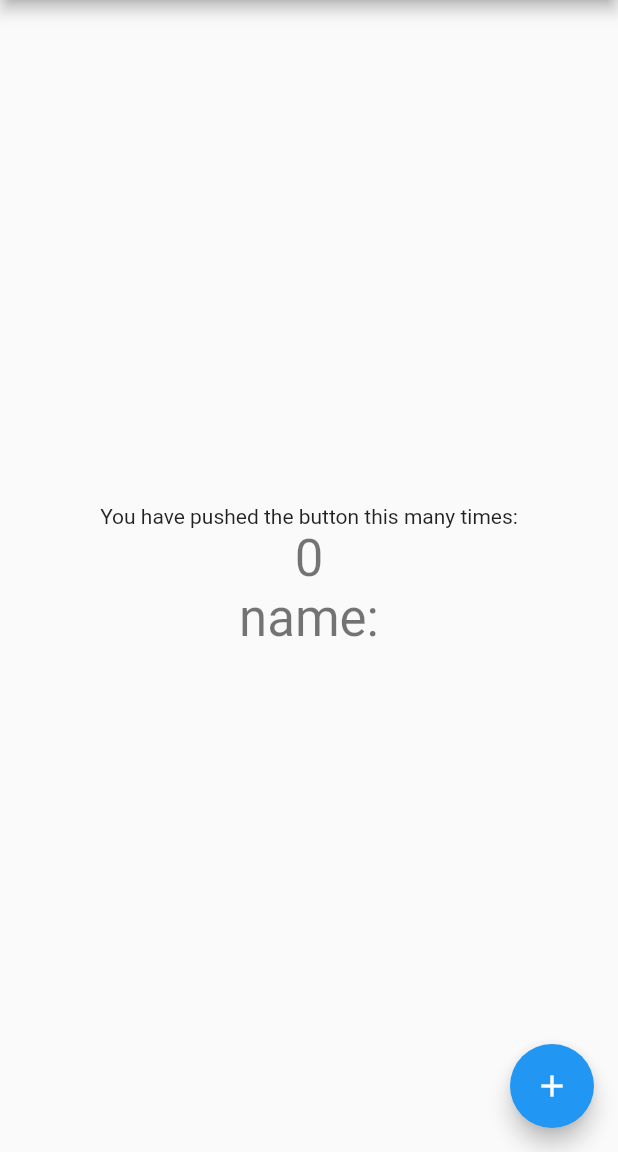
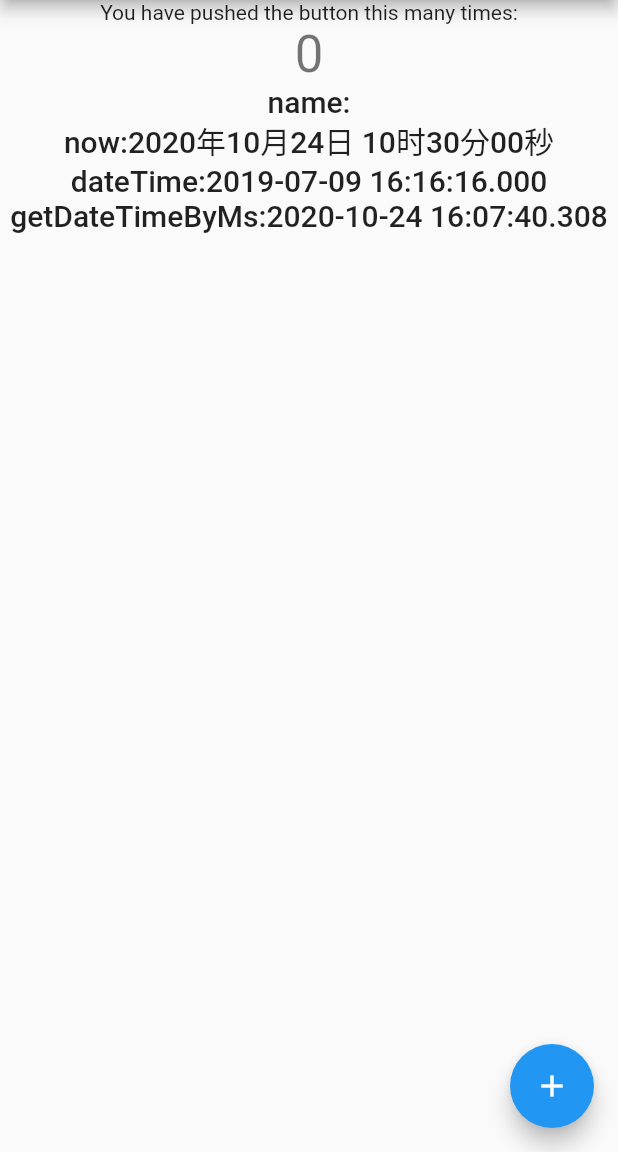
Before and after one commit to windego/windego_utils, a Flutter app: the screen it shows after launch, on a phone screen of 412 x 824 dp, the part 84-1236 px from its top. Run offline on Flutter 3.47's test engine with Material 2 defaults, Android fonts, the phone set to English and light mode, and no system bars; our stand-ins replace shared_preferences, synchronized.

Commit message:
DateUtil

```diff
--- a/example/lib/main.dart
+++ b/example/lib/main.dart
@@ -38,8 +38,11 @@ class MyHomePage extends StatefulWidget {
 
 class _MyHomePageState extends State<MyHomePage> {
   int _counter = 0;
-  String name;
+  String name, time;
+
+  DateTime dateTime;
   String spLastCounter = 'last_counter';
+  DateTime now = DateTime.now();
 
   void _incrementCounter() {
     setState(() {
@@ -84,6 +87,13 @@ class _MyHomePageState extends State<MyHomePage> {
         SpUtil.getObjList("city_list", (v) => City.fromJson(v));
     Log.d("CityList: " + (dataList == null ? "null" : dataList.toString()));
     Log.d(dataList[1].name);
+
+    time = DateUtil.formatDate('YYYY年M月d日 HH时mm分ss秒');
+
+    String dateStr = "2019-07-09 16:16:16";
+    dateTime = DateUtil.getDateTime(dateStr);
+    final millisecond = DateTime.now().millisecondsSinceEpoch;
+    Log.d('millisecond $millisecond');
   }
 
   @override
@@ -94,7 +104,7 @@ class _MyHomePageState extends State<MyHomePage> {
       ),
       body: Center(
         child: Column(
-          mainAxisAlignment: MainAxisAlignment.center,
+          mainAxisAlignment: MainAxisAlignment.start,
           children: <Widget>[
             Text(
               'You have pushed the button this many times:',
@@ -105,7 +115,19 @@ class _MyHomePageState extends State<MyHomePage> {
             ),
             Text(
               'name:$name',
-              style: Theme.of(context).textTheme.headline4,
+              style: Theme.of(context).textTheme.headline6,
+            ),
+            Text(
+              'now:$time',
+              style: Theme.of(context).textTheme.headline6,
+            ),
+            Text(
+              'dateTime:$dateTime',
+              style: Theme.of(context).textTheme.headline6,
+            ),
+            Text(
+              'getDateTimeByMs:${DateUtil.getDateTimeByMs(1603555660308)}',
+              style: Theme.of(context).textTheme.headline6,
             ),
           ],
         ),
--- /dev/null
+++ b/lib/src/date_util.dart
@@ -0,0 +1,268 @@
+/// 一些常用格式参照。可以自定义格式，例如：'YYYY/MM/dd HH:mm:ss'，'YYYY/M/d HH:mm:ss'。
+/// 格式要求
+
+// getDateTimeByMs                 : .
+// getDateMsByTimeStr              : .
+// getNowDateMs                    : 获取现在 毫秒.
+// getNowDateStr                   : 获取现在 日期字符串.(yyyy-MM-dd HH:mm:ss)
+// formatDate                      : 格式化日期 DateTime.
+// formatDateStr                   : 格式化日期 字符串.
+// formatDateMs                    : 格式化日期 毫秒.
+// getWeekday                      : 获取星期几.
+// getDayOfYear                    : 在今年的第几天.
+// isToday                         : 是否是今天.
+// isYesterday                     : 是否是昨天.
+// isWeek                          : 是否是本周.
+// yearIsEqual                     : 是否同年.
+// isLeapYear                      : 是否是闰年.
+
+/// month->days.
+Map<int, int> MONTH_DAY = {
+  1: 31,
+  2: 28,
+  3: 31,
+  4: 30,
+  5: 31,
+  6: 30,
+  7: 31,
+  8: 31,
+  9: 30,
+  10: 31,
+  11: 30,
+  12: 31,
+};
+
+/// Date Util.
+class DateUtil {
+  /// get DateTime By DateStr.
+  static DateTime getDateTime(String dateStr) {
+    DateTime dateTime = DateTime.tryParse(dateStr);
+    return dateTime;
+  }
+
+  /// format date by DateTime.
+  /// 格式要求
+  /// year -> YYYY/YY   month -> MM/M    day -> dd/d
+  /// hour -> HH/H      minute -> mm/m   second -> ss/s
+  static String formatDate(
+    String format, {
+    DateTime dateTime,
+  }) {
+    if (dateTime == null) dateTime = DateTime.now();
+
+    if (format.contains('YY')) {
+      String year = dateTime.year.toString();
+      if (format.contains('YYYY')) {
+        format = format.replaceAll('YYYY', year);
+      } else {
+        format = format.replaceAll(
+            'YY', year.substring(year.length - 2, year.length));
+      }
+    }
+
+    format = _comFormat(dateTime.month, format, 'M', 'MM');
+    format = _comFormat(dateTime.day, format, 'd', 'dd');
+    format = _comFormat(dateTime.hour, format, 'H', 'HH');
+    format = _comFormat(dateTime.minute, format, 'm', 'mm');
+    format = _comFormat(dateTime.second, format, 's', 'ss');
+    format = _comFormat(dateTime.millisecond, format, 'S', 'SSS');
+
+    return format;
+  }
+
+  /// get DateTime By Milliseconds.
+  static DateTime getDateTimeByMs(int ms, {bool isUtc = false}) {
+    return ms == null
+        ? null
+        : DateTime.fromMillisecondsSinceEpoch(ms, isUtc: isUtc);
+  }
+
+  /// get DateMilliseconds By DateStr.
+  static int getDateMsByTimeStr(String dateStr) {
+    DateTime dateTime = DateTime.tryParse(dateStr);
+    return dateTime?.millisecondsSinceEpoch;
+  }
+
+  /// get Now Date Milliseconds.
+  static int getNowDateMs() {
+    return DateTime.now().millisecondsSinceEpoch;
+  }
+
+  // /// format date by milliseconds.
+  // /// milliseconds 日期毫秒
+  // static String formatDateMs(int ms, {bool isUtc = false, String format}) {
+  //   return formatDate(getDateTimeByMs(ms, isUtc: isUtc), format: format);
+  // }
+
+  // /// format date by date str.
+  // /// dateStr 日期字符串
+  // static String formatDateStr(String dateStr, {bool isUtc, String format}) {
+  //   return formatDate(getDateTime(dateStr, isUtc: isUtc), format: format);
+  // }
+
+  /// com format.
+  static String _comFormat(
+      int value, String format, String single, String full) {
+    if (format.contains(single)) {
+      if (format.contains(full)) {
+        format =
+            format.replaceAll(full, value < 10 ? '0$value' : value.toString());
+      } else {
+        format = format.replaceAll(single, value.toString());
+      }
+    }
+    return format;
+  }
+
+  /// get WeekDay.
+  /// dateTime
+  /// isUtc
+  /// languageCode zh or en
+  /// short
+  static String getWeekday(DateTime dateTime,
+      {String languageCode = 'zh', bool short = false}) {
+    if (dateTime == null) return null;
+    String weekday;
+    switch (dateTime.weekday) {
+      case 1:
+        weekday = languageCode == 'zh' ? '星期一' : 'Monday';
+        break;
+      case 2:
+        weekday = languageCode == 'zh' ? '星期二' : 'Tuesday';
+        break;
+      case 3:
+        weekday = languageCode == 'zh' ? '星期三' : 'Wednesday';
+        break;
+      case 4:
+        weekday = languageCode == 'zh' ? '星期四' : 'Thursday';
+        break;
+      case 5:
+        weekday = languageCode == 'zh' ? '星期五' : 'Friday';
+        break;
+      case 6:
+        weekday = languageCode == 'zh' ? '星期六' : 'Saturday';
+        break;
+      case 7:
+        weekday = languageCode == 'zh' ? '星期日' : 'Sunday';
+        break;
+      default:
+        break;
+    }
+    return languageCode == 'zh'
+        ? (short ? weekday.replaceAll('星期', '周') : weekday)
+        : weekday.substring(0, short ? 3 : weekday.length);
+  }
+
+  /// get WeekDay By Milliseconds.
+  static String getWeekdayByMs(int milliseconds,
+      {bool isUtc = false, String languageCode, bool short = false}) {
+    DateTime dateTime = getDateTimeByMs(milliseconds, isUtc: isUtc);
+    return getWeekday(dateTime, languageCode: languageCode, short: short);
+  }
+
+  /// get day of year.
+  /// 在今年的第几天.
+  static int getDayOfYear(DateTime dateTime) {
+    int year = dateTime.year;
+    int month = dateTime.month;
+    int days = dateTime.day;
+    for (int i = 1; i < month; i++) {
+      days = days + MONTH_DAY[i];
+    }
+    if (isLeapYearBYYear(year) && month > 2) {
+      days = days + 1;
+    }
+    return days;
+  }
+
+  /// get day of year.
+  /// 在今年的第几天.
+  static int getDayOfYearByMs(int ms, {bool isUtc = false}) {
+    return getDayOfYear(DateTime.fromMillisecondsSinceEpoch(ms, isUtc: isUtc));
+  }
+
+  /// is today.
+  /// 是否是当天.
+  static bool isToday(int milliseconds, {bool isUtc = false, int locMs}) {
+    if (milliseconds == null || milliseconds == 0) return false;
+    DateTime old =
+        DateTime.fromMillisecondsSinceEpoch(milliseconds, isUtc: isUtc);
+    DateTime now;
+    if (locMs != null) {
+      now = DateUtil.getDateTimeByMs(locMs);
+    } else {
+      now = isUtc ? DateTime.now().toUtc() : DateTime.now().toLocal();
+    }
+    return old.year == now.year && old.month == now.month && old.day == now.day;
+  }
+
+  /// is yesterday by dateTime.
+  /// 是否是昨天.
+  static bool isYesterday(DateTime dateTime, DateTime locDateTime) {
+    if (yearIsEqual(dateTime, locDateTime)) {
+      int spDay = getDayOfYear(locDateTime) - getDayOfYear(dateTime);
+      return spDay == 1;
+    } else {
+      return ((locDateTime.year - dateTime.year == 1) &&
+          dateTime.month == 12 &&
+          locDateTime.month == 1 &&
+          dateTime.day == 31 &&
+          locDateTime.day == 1);
+    }
+  }
+
+  /// is yesterday by millis.
+  /// 是否是昨天.
+  static bool isYesterdayByMs(int ms, int locMs) {
+    return isYesterday(DateTime.fromMillisecondsSinceEpoch(ms),
+        DateTime.fromMillisecondsSinceEpoch(locMs));
+  }
+
+  /// is Week.
+  /// 是否是本周.
+  static bool isWeek(int ms, {bool isUtc = false, int locMs}) {
+    if (ms == null || ms <= 0) {
+      return false;
+    }
+    DateTime _old = DateTime.fromMillisecondsSinceEpoch(ms, isUtc: isUtc);
+    DateTime _now;
+    if (locMs != null) {
+      _now = DateUtil.getDateTimeByMs(locMs, isUtc: isUtc);
+    } else {
+      _now = isUtc ? DateTime.now().toUtc() : DateTime.now().toLocal();
+    }
+
+    DateTime old =
+        _now.millisecondsSinceEpoch > _old.millisecondsSinceEpoch ? _old : _now;
+    DateTime now =
+        _now.millisecondsSinceEpoch > _old.millisecondsSinceEpoch ? _now : _old;
+    return (now.weekday >= old.weekday) &&
+        (now.millisecondsSinceEpoch - old.millisecondsSinceEpoch <=
+            7 * 24 * 60 * 60 * 1000);
+  }
+
+  /// year is equal.
+  /// 是否同年.
+  static bool yearIsEqual(DateTime dateTime, DateTime locDateTime) {
+    return dateTime.year == locDateTime.year;
+  }
+
+  /// year is equal.
+  /// 是否同年.
+  static bool yearIsEqualByMs(int ms, int locMs) {
+    return yearIsEqual(DateTime.fromMillisecondsSinceEpoch(ms),
+        DateTime.fromMillisecondsSinceEpoch(locMs));
+  }
+
+  /// Return whether it is leap year.
+  /// 是否是闰年
+  static bool isLeapYear(DateTime dateTime) {
+    return isLeapYearBYYear(dateTime.year);
+  }
+
+  /// Return whether it is leap year.
+  /// 是否是闰年
+  static bool isLeapYearBYYear(int year) {
+    return year % 4 == 0 && year % 100 != 0 || year % 400 == 0;
+  }
+}
--- a/lib/windego_utils.dart
+++ b/lib/windego_utils.dart
@@ -1,4 +1,10 @@
 library windego_utils;
 
+//SpUtil : SharedPreferences工具类
 export 'src/sp_util.dart';
+
+//Log : 简单封装打印日志.
 export 'src/log_util.dart';
+
+//DateUtil : 日期转换格式化输出.
+export 'src/date_util.dart';
```
